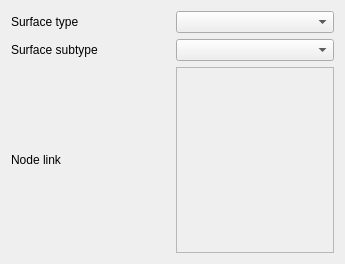
Old version of the form Lamia/iface/qgiswidget/tools/toolprepro/base3/lamiabase_surface_tool_ui.ui in the repository Artelia/Lamia.
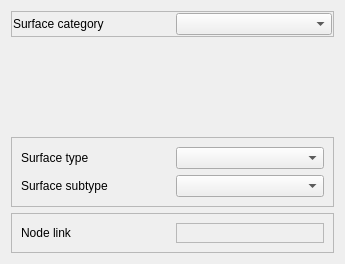
New version of the form.

Patch:
```diff
--- a/Lamia/iface/qgiswidget/tools/toolprepro/base3/lamiabase_surface_tool_ui.ui
+++ b/Lamia/iface/qgiswidget/tools/toolprepro/base3/lamiabase_surface_tool_ui.ui
@@ -13,43 +13,107 @@
   <property name="windowTitle">
    <string>Form</string>
   </property>
-  <layout class="QGridLayout" name="gridLayout">
-   <item row="2" column="1">
-    <widget class="QFrame" name="frame_node">
+  <layout class="QVBoxLayout" name="verticalLayout_2">
+   <item>
+    <widget class="QFrame" name="frame_3">
      <property name="frameShape">
       <enum>QFrame::StyledPanel</enum>
      </property>
      <property name="frameShadow">
       <enum>QFrame::Raised</enum>
      </property>
-     <layout class="QVBoxLayout" name="verticalLayout"/>
+     <layout class="QGridLayout" name="gridLayout">
+      <property name="leftMargin">
+       <number>1</number>
+      </property>
+      <property name="topMargin">
+       <number>1</number>
+      </property>
+      <property name="rightMargin">
+       <number>1</number>
+      </property>
+      <property name="bottomMargin">
+       <number>1</number>
+      </property>
+      <item row="0" column="0">
+       <widget class="QLabel" name="label_5">
+        <property name="text">
+         <string>Surface category</string>
+        </property>
+       </widget>
+      </item>
+      <item row="0" column="1">
+       <widget class="QComboBox" name="comboBox_category"/>
+      </item>
+     </layout>
     </widget>
    </item>
-   <item row="0" column="1">
-    <widget class="QComboBox" name="comboBox_type"/>
-   </item>
-   <item row="0" column="0">
-    <widget class="QLabel" name="label">
-     <property name="text">
-      <string>Surface type</string>
-     </property>
+   <item>
+    <widget class="QStackedWidget" name="stackedWidget_category">
+     <widget class="QWidget" name="page"/>
+     <widget class="QWidget" name="page_2"/>
     </widget>
    </item>
-   <item row="2" column="0">
-    <widget class="QLabel" name="label_2">
-     <property name="text">
-      <string>Node link</string>
+   <item>
+    <widget class="QFrame" name="frame">
+     <property name="frameShape">
+      <enum>QFrame::StyledPanel</enum>
      </property>
+     <property name="frameShadow">
+      <enum>QFrame::Raised</enum>
+     </property>
+     <layout class="QGridLayout" name="gridLayout_3">
+      <item row="0" column="0">
+       <widget class="QLabel" name="label">
+        <property name="text">
+         <string>Surface type</string>
+        </property>
+       </widget>
+      </item>
+      <item row="0" column="1">
+       <widget class="QComboBox" name="comboBox_type"/>
+      </item>
+      <item row="1" column="0">
+       <widget class="QLabel" name="label_3">
+        <property name="text">
+         <string>Surface subtype</string>
+        </property>
+       </widget>
+      </item>
+      <item row="1" column="1">
+       <widget class="QComboBox" name="comboBox_subtype"/>
+      </item>
+     </layout>
     </widget>
    </item>
-   <item row="1" column="1">
-    <widget class="QComboBox" name="comboBox_subtype"/>
-   </item>
-   <item row="1" column="0">
-    <widget class="QLabel" name="label_3">
-     <property name="text">
-      <string>Surface subtype</string>
+   <item>
+    <widget class="QFrame" name="frame_2">
+     <property name="frameShape">
+      <enum>QFrame::StyledPanel</enum>
      </property>
+     <property name="frameShadow">
+      <enum>QFrame::Raised</enum>
+     </property>
+     <layout class="QGridLayout" name="gridLayout_4">
+      <item row="0" column="0">
+       <widget class="QLabel" name="label_2">
+        <property name="text">
+         <string>Node link</string>
+        </property>
+       </widget>
+      </item>
+      <item row="0" column="1">
+       <widget class="QFrame" name="frame_node">
+        <property name="frameShape">
+         <enum>QFrame::StyledPanel</enum>
+        </property>
+        <property name="frameShadow">
+         <enum>QFrame::Raised</enum>
+        </property>
+        <layout class="QVBoxLayout" name="verticalLayout"/>
+       </widget>
+      </item>
+     </layout>
     </widget>
    </item>
   </layout>
```
